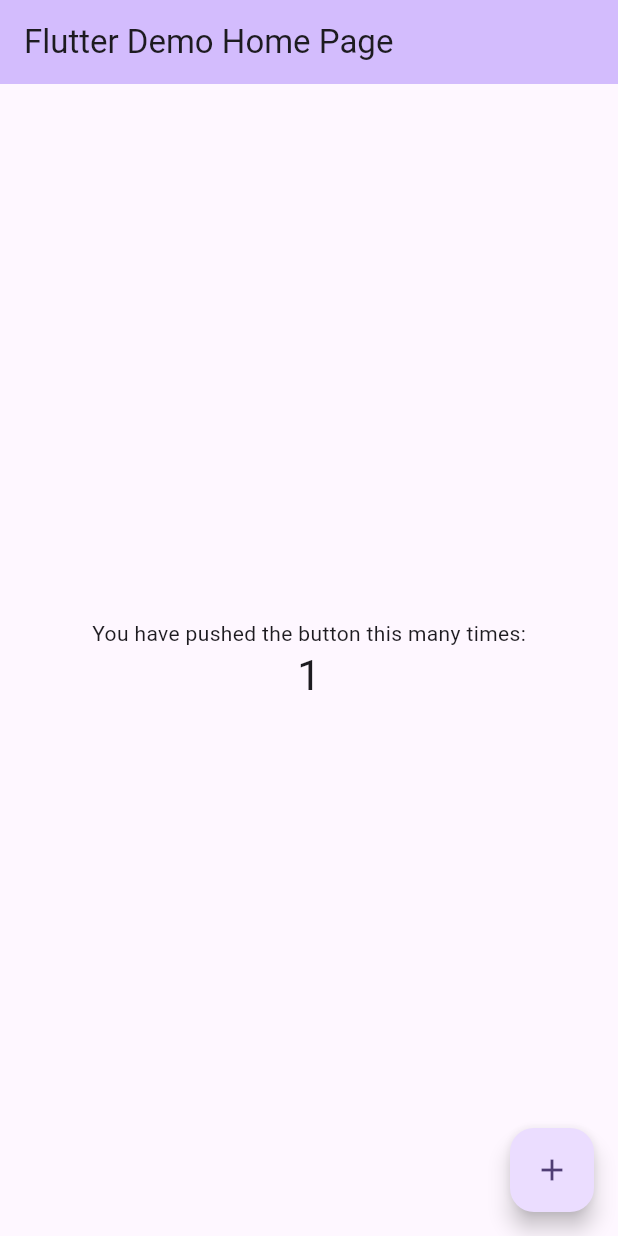
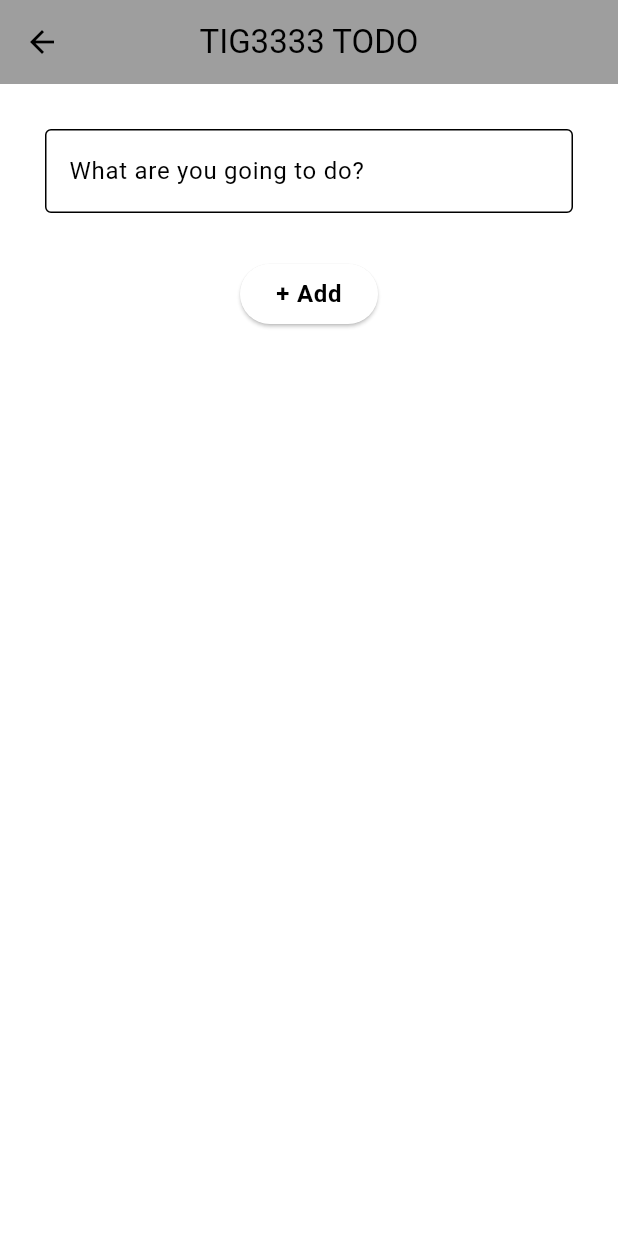
Before and after one commit to gu-tig333-ht25/gusguskrp, a Flutter app: the screen it shows after launch, after a tap on the "add" icon, on a phone screen of 412 x 824 dp. Run offline on Flutter 3.47's test engine with Material 3 defaults, Android fonts, the phone set to English and light mode, and no system bars.

Commit message:
Finished steg1
I have implemented visuals of the main list of todos, the page to add more todos, and the dropdown.

```diff
--- /dev/null
+++ b/lib/add_view.dart
@@ -0,0 +1,38 @@
+import 'package:flutter/material.dart';
+
+class AddView extends StatelessWidget {
+  final String title;
+  AddView(this.title, {super.key});
+
+  @override
+  Widget build(BuildContext context) {
+    return Scaffold(
+      appBar: AppBar(
+        backgroundColor: Theme.of(context).colorScheme.inversePrimary,
+        title: Text(title),
+      ),
+      body: Column(
+        children: [
+          Padding(
+            padding: const EdgeInsets.all(30),
+            child: TextField(
+              decoration: InputDecoration(
+                border: OutlineInputBorder(),
+                labelText: "What are you going to do?",
+              ),
+            ),
+          ),
+          ElevatedButton(
+            onPressed: () {},
+            child: Text(
+              "+ Add",
+              style: Theme.of(
+                context,
+              ).textTheme.bodyLarge?.copyWith(fontWeight: FontWeight.bold),
+            ),
+          ),
+        ],
+      ),
+    );
+  }
+}
--- a/lib/main.dart
+++ b/lib/main.dart
@@ -1,28 +1,52 @@
 import 'package:flutter/material.dart';
+import 'add_view.dart';
+import 'todo_item.dart';
+import 'popup_menu.dart';
 
 void main() {
-  runApp(MyApp());
+  runApp(const MyApp());
 }
 
 class MyApp extends StatelessWidget {
-  MyApp({super.key});
+  const MyApp({super.key});
 
   @override
   Widget build(BuildContext context) {
     return MaterialApp(
-      title: 'Flutter Demo',
+      debugShowCheckedModeBanner: false,
+      title: 'TODO APP',
       theme: ThemeData(
-        colorScheme: ColorScheme.fromSeed(seedColor: Colors.deepPurple),
-        useMaterial3: true,
+        // Base colors
+        scaffoldBackgroundColor: Colors.white, // background of pages
+        primaryColor: Colors.grey, // general primary color
+        colorScheme: const ColorScheme.light(
+          primary: Colors.grey, // AppBar and primary elements
+          onPrimary: Colors.grey, // text/icons on primary elements
+          secondary: Colors.black, // accents, buttons
+        ),
+
+        // AppBar theme
+        appBarTheme: const AppBarTheme(
+          backgroundColor: Colors.grey, // gray banner
+          foregroundColor: Colors.black, // black title & icons
+          centerTitle: true,
+        ),
+
+        // FloatingActionButton theme
+        floatingActionButtonTheme: const FloatingActionButtonThemeData(
+          backgroundColor: Colors.grey, // black FAB
+          foregroundColor: Colors.white,
+          iconSize: 50,
+          shape: CircleBorder(),
+        ),
       ),
-      home: MyHomePage(title: 'Flutter Demo Home Page'),
+      home: const MyHomePage(title: 'TIG3333 TODO'),
     );
   }
 }
 
 class MyHomePage extends StatefulWidget {
-  MyHomePage({super.key, required this.title});
-
+  const MyHomePage({super.key, required this.title});
   final String title;
 
   @override
@@ -30,37 +54,38 @@ class MyHomePage extends StatefulWidget {
 }
 
 class _MyHomePageState extends State<MyHomePage> {
-  int _counter = 0;
-
-  void _incrementCounter() {
-    setState(() {
-      _counter++;
-    });
-  }
+  final List<String> items = List.generate(20, (index) => "Item nr $index");
 
   @override
   Widget build(BuildContext context) {
     return Scaffold(
       appBar: AppBar(
-        backgroundColor: Theme.of(context).colorScheme.inversePrimary,
-        title: Text(widget.title),
+        title: Text(
+          widget.title,
+          style: Theme.of(context).textTheme.headlineLarge,
+        ),
+        actions: [
+          PopupMenu()
+    ],
       ),
-      body: Center(
-        child: Column(
-          mainAxisAlignment: MainAxisAlignment.center,
-          children: <Widget>[
-            Text('You have pushed the button this many times:'),
-            Text(
-              '$_counter',
-              style: Theme.of(context).textTheme.headlineMedium,
-            ),
-          ],
+      body: Padding(
+        padding: const EdgeInsets.all(8.0),
+        child: ListView.separated(
+          itemCount: items.length,
+          itemBuilder: (context, index) {
+            return TodoItem(text: items[index], done: index % 2 == 0);  //Temporary done value to show the two states
+          },
+          separatorBuilder: (context, index) =>
+              const Divider(color: Colors.grey, thickness: 1),
         ),
       ),
-      floatingActionButton: FloatingActionButton(
-        onPressed: _incrementCounter,
-        tooltip: 'Increment',
-        child: Icon(Icons.add),
+      floatingActionButton: FloatingActionButton.large(
+        onPressed: () => Navigator.push(
+          context,
+          MaterialPageRoute(builder: (context) => AddView(widget.title)),
+        ),
+        tooltip: 'Add a TODO',
+        child: const Icon(Icons.add),
       ),
     );
   }
--- /dev/null
+++ b/lib/popup_menu.dart
@@ -0,0 +1,18 @@
+import 'package:flutter/material.dart';
+
+class PopupMenu extends StatelessWidget {
+  const PopupMenu({super.key});
+
+  @override
+  Widget build(BuildContext context) {
+    return PopupMenuButton<String>(
+
+        onSelected: (value) => {},
+        itemBuilder: (context) => [
+          const PopupMenuItem(value: 'all', child: Text('all')),
+          const PopupMenuItem(value: 'done', child: Text('done')),
+          const PopupMenuItem(value: 'undone', child: Text('undone')),
+        ],
+      );
+  }
+}
--- /dev/null
+++ b/lib/todo_item.dart
@@ -0,0 +1,37 @@
+import 'package:flutter/material.dart';
+
+class TodoItem extends StatefulWidget {
+  final String text;
+  final bool done;
+  const TodoItem({super.key, required this.text, this.done = false});
+
+  @override
+  State<TodoItem> createState() => _TodoItemState();
+}
+
+class _TodoItemState extends State<TodoItem> {
+  @override
+  Widget build(BuildContext context) {
+    Icon completedIcon = widget.done
+        ? const Icon(Icons.check_box_outlined)
+        : const Icon(Icons.check_box_outline_blank);
+    TextStyle? textStyle = Theme.of(context).textTheme.headlineMedium?.copyWith(
+      decoration: widget.done
+          ? TextDecoration.lineThrough
+          : TextDecoration.none,
+    );
+    return Padding(
+      padding: const EdgeInsets.all(8.0),
+      child: Row(
+        children: [
+          Padding(
+            padding: const EdgeInsets.only(right: 10),
+            child: completedIcon,
+          ),
+          Expanded(child: Text(widget.text, style: textStyle)),
+          Icon(Icons.close),
+        ],
+      ),
+    );
+  }
+}
```
